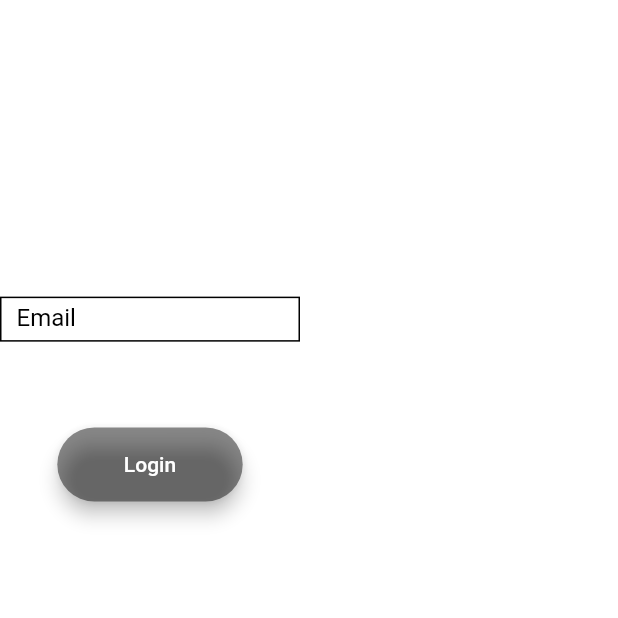
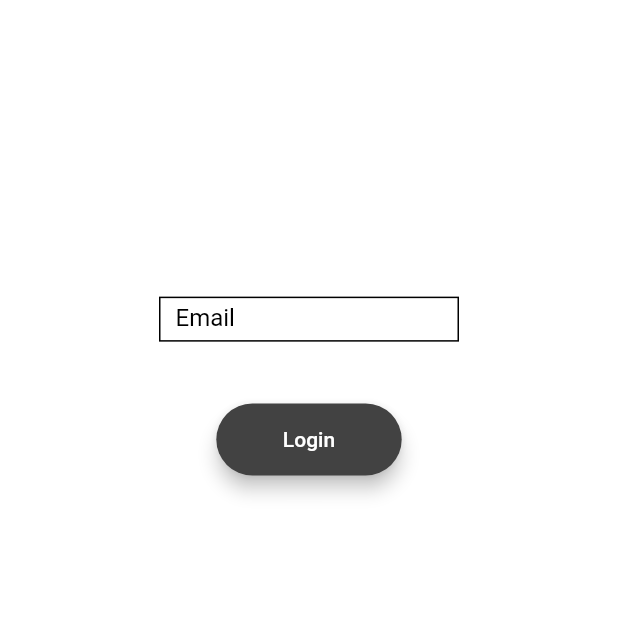
Before and after one commit to HimJan7/Notary_App, a Flutter app: the screen it shows after launch, on a phone screen of 412 x 824 dp, the top half of it. Run offline on Flutter 3.47's test engine with Material 2 defaults, Android fonts, the light colour scheme and no system bars; our stand-ins replace dio, get, get_storage.

Commit message:
[UImodification]

```diff
--- a/lib/components/rounded_button.dart
+++ b/lib/components/rounded_button.dart
@@ -9,22 +9,19 @@ class roundButton extends StatelessWidget {
 
   @override
   Widget build(BuildContext context) {
-    return Padding(
-      padding: EdgeInsets.symmetric(vertical: 16.0),
-      child: Material(
+    return Material(
       elevation: 5.0,
       color: buttonColor,
       borderRadius: BorderRadius.circular(30.0),
       child: MaterialButton(
         onPressed: onPress,
         minWidth: MediaQuery.of(context).size.width * 0.3,
-          height: MediaQuery.of(context).size.height * 0.06,
+        height: 5,
         child: Text(
           name,
           style: TextStyle(color: Colors.white),
         ),
       ),
-      ),
     );
   }
 }
--- a/lib/screens/login_screen.dart
+++ b/lib/screens/login_screen.dart
@@ -13,7 +13,9 @@ class LoginScreen extends StatelessWidget {
   Widget build(BuildContext context) {
     return Scaffold(
       backgroundColor: Colors.white,
-      body: Column(
+      body: Container(
+        width: double.infinity,
+        child: Column(
           crossAxisAlignment: CrossAxisAlignment.center,
           children: [
             SizedBox(
@@ -25,7 +27,7 @@ class LoginScreen extends StatelessWidget {
               decoration: BoxDecoration(
                 shape: BoxShape.rectangle,
                 border: Border.all(
-                color: Colors.black,
+                  color: Color(0xFF000000),
                   width: 1.0,
                 ),
               ),
@@ -33,7 +35,9 @@ class LoginScreen extends StatelessWidget {
                 controller: EmailController,
                 decoration: InputDecoration(
                   hintText: 'Email',
-                hintStyle: TextStyle(color: Colors.black),
+                  hintStyle: TextStyle(
+                    color: Color(0xFF000000),
+                  ),
                   border: InputBorder.none,
                   contentPadding:
                       EdgeInsets.symmetric(vertical: 10.0, horizontal: 10.0),
@@ -44,7 +48,7 @@ class LoginScreen extends StatelessWidget {
               height: MediaQuery.of(context).size.height * 0.05,
             ),
             roundButton(
-              buttonColor: Colors.black45,
+                buttonColor: Color(0xFF424242),
                 onPress: () async {
                   Navigator.push(
                     context,
@@ -58,6 +62,7 @@ class LoginScreen extends StatelessWidget {
                 name: 'Login')
           ],
         ),
+      ),
     );
   }
 }
```
Lines whose indentation alone changed are shown as unchanged.
